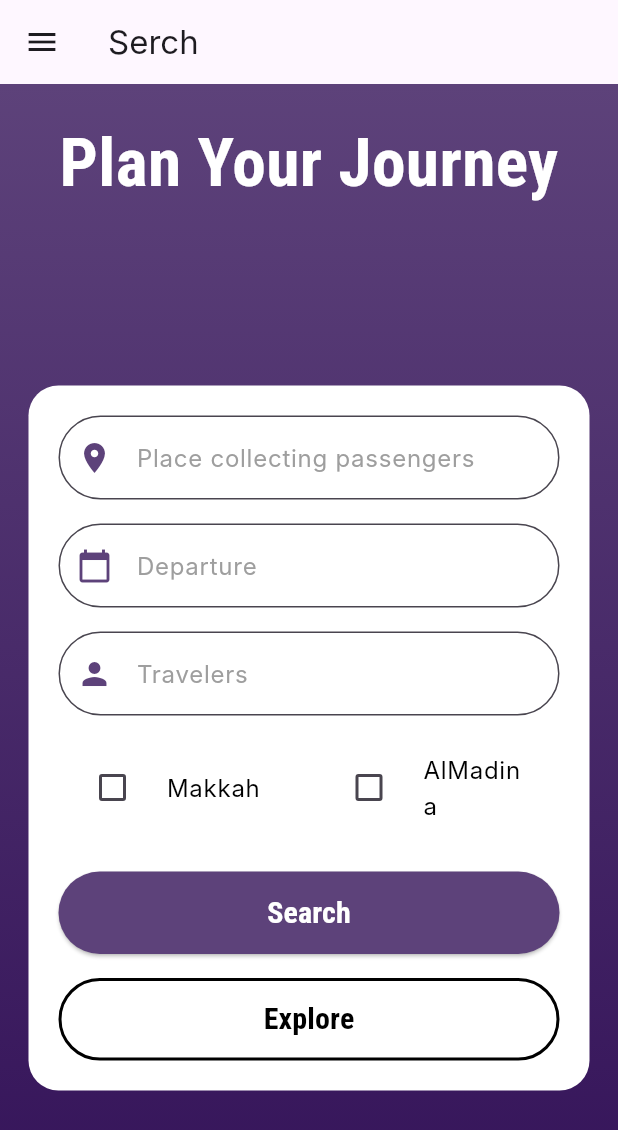
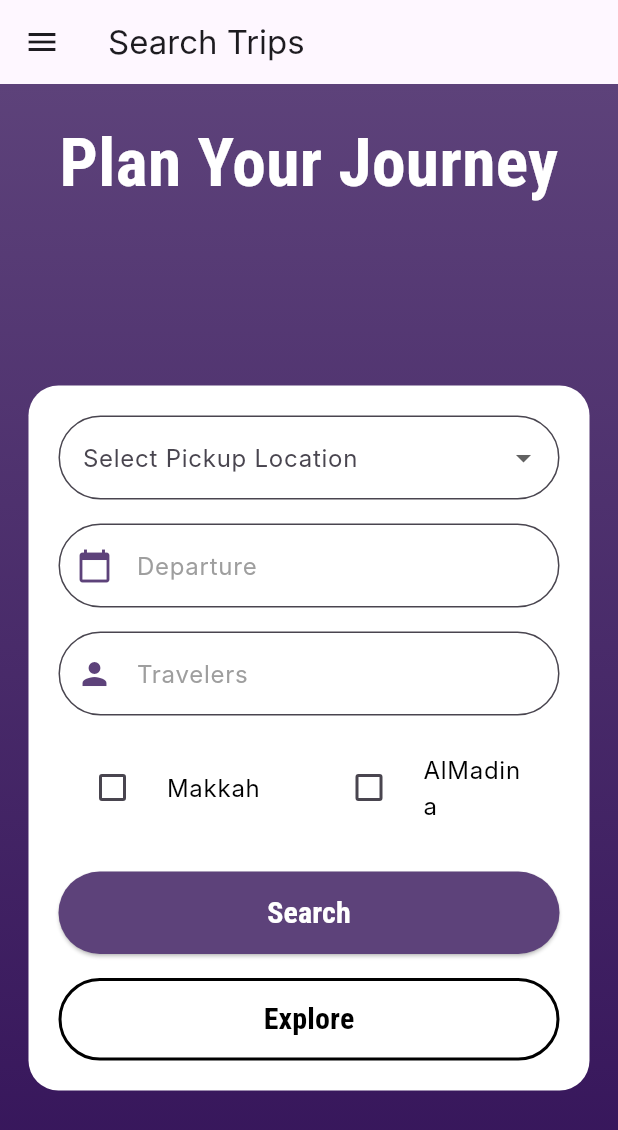
Before and after one commit to RG7on/rihla, a Flutter app: the HomeScreen screen opened by its route, on a phone screen of 412 x 824 dp. Shown: the top 1130 px of the screen. Run offline on Flutter 3.47's test engine with Material 3 defaults, Android fonts, the phone set to English and light mode, and no system bars; our stand-ins replace cloud_firestore, file_picker, firebase_auth, firebase_core, font_awesome_flutter, google_fonts; accounts and stored records are empty; Roboto replaces fonts that are missing (Inter).

```diff
--- a/lib/drawer_widget.dart
+++ b/lib/drawer_widget.dart
@@ -13,7 +13,7 @@ class AppDrawer extends StatelessWidget {
       child: ListView(
         padding: EdgeInsets.zero,
         children: <Widget>[
-          DrawerHeader(
+          const DrawerHeader(
             decoration: BoxDecoration(
               color: Colors.purple,
             ),
@@ -27,7 +27,7 @@ class AppDrawer extends StatelessWidget {
           ),
           ListTile(
             leading: Icon(Icons.search),
-            title: Text('Home'),
+            title: Text('Search'),
             onTap: () {
               Navigator.pushReplacement(context,
                   MaterialPageRoute(builder: (context) => HomeScreen()));
--- a/lib/home_screen.dart
+++ b/lib/home_screen.dart
@@ -14,13 +14,70 @@ class HomeScreen extends StatefulWidget {
 }
 
 class _HomeScreenState extends State<HomeScreen> {
-  TextEditingController locationController = TextEditingController();
   TextEditingController travelersController = TextEditingController();
   TextEditingController dateController = TextEditingController();
+  String? selectedLocation; // Added for dropdown
 
   bool visitMakkah = false;
   bool visitMadina = false;
   DateTime? departureDate;
+
+  // List of locations for the dropdown
+  final List<String> locations = [
+    "Ibri",
+    "Yanqul",
+    "Dhank",
+    "Sohar",
+    "Shinas",
+    "Liwa",
+    "Saham",
+    "Al Khaburah",
+    "As Suwayq",
+    "Rustaq",
+    "Al Awabi",
+    "Nakhal",
+    "Wadi Al Maawil",
+    "Barka",
+    "Al Musanaah",
+    "Al Buraimi",
+    "Mahdah",
+    "Al Sinaina",
+    "Haima",
+    "Mahout",
+    "Duqm",
+    "Al Jazir",
+    "Ibra",
+    "Al Mudaybi",
+    "Bidiya",
+    "Al Qabil",
+    "Wadi Bani Khalid",
+    "Dima Wa Al-Taien",
+    "Sur",
+    "Al Kamil Wal Wafi",
+    "Jalan Bani Bu Hassan",
+    "Jalan Bani Bu Ali",
+    "Masirah",
+    "Salalah",
+    "Taqah",
+    "Mirbat",
+    "Rakhyut",
+    "Thumrait",
+    "Shalim and the Hallaniyat Islands",
+    "Al Mazyona",
+    "Dhalkut",
+    "Al Muqshin",
+    "Sadah",
+    "Khasab",
+    "Bukha",
+    "Daba Al Bayah",
+    "Madha",
+    "Muscat",
+    "Muttrah",
+    "Baushar",
+    "As Seeb",
+    "Al Amrat",
+    "Qurayyat"
+  ];
 
   Future<void> _selectDate(BuildContext context) async {
     final DateTime? picked = await showDatePicker(
@@ -37,7 +94,7 @@ class _HomeScreenState extends State<HomeScreen> {
   }
 
   void _searchTrips() async {
-    if (locationController.text.isEmpty ||
+    if (selectedLocation == null ||
         dateController.text.isEmpty ||
         travelersController.text.isEmpty) {
       _showDialog('Error', 'Please fill in all fields to continue.');
@@ -51,6 +108,7 @@ class _HomeScreenState extends State<HomeScreen> {
     try {
       final QuerySnapshot querySnapshot = await FirebaseFirestore.instance
           .collection('Trips')
+          .where('pickupLocations', arrayContains: selectedLocation)
           .where('placesOfVisit', arrayContainsAny: destinations.split(' '))
           .where('departureDate', isGreaterThanOrEqualTo: departureDate)
           .where('seatsAvailable',
@@ -58,7 +116,6 @@ class _HomeScreenState extends State<HomeScreen> {
           .get();
 
       if (querySnapshot.docs.isNotEmpty) {
-        // Navigate to the TripDetailsPage with the first matching trip
         Navigator.push(
           context,
           MaterialPageRoute(
@@ -82,7 +139,6 @@ class _HomeScreenState extends State<HomeScreen> {
           await FirebaseFirestore.instance.collection('Trips').get();
 
       if (querySnapshot.docs.isNotEmpty) {
-        // Navigate to a new screen that displays all the available trips
         Navigator.push(
           context,
           MaterialPageRoute(
@@ -109,9 +165,7 @@ class _HomeScreenState extends State<HomeScreen> {
           actions: <Widget>[
             TextButton(
               child: Text('OK'),
-              onPressed: () {
-                Navigator.of(context).pop();
-              },
+              onPressed: () => Navigator.of(context).pop(),
             ),
           ],
         );
@@ -123,16 +177,13 @@ class _HomeScreenState extends State<HomeScreen> {
   Widget build(BuildContext context) {
     return Scaffold(
       appBar: AppBar(
-        title: const Text("Serch"),
+        title: const Text("Search Trips"),
       ),
       drawer: const AppDrawer(),
       body: Container(
         decoration: BoxDecoration(
           gradient: LinearGradient(
-            colors: [
-              Color(0xFF5D427A),
-              Color(0xFF341359),
-            ],
+            colors: [Color(0xFF5D427A), Color(0xFF341359)],
             begin: Alignment.topCenter,
             end: Alignment.bottomCenter,
           ),
@@ -165,10 +216,29 @@ class _HomeScreenState extends State<HomeScreen> {
                       child: SingleChildScrollView(
                         child: Column(
                           children: [
-                            _buildTextField(
-                                locationController,
-                                'Place collecting passengers',
-                                Icons.location_on),
+                            DropdownButtonFormField<String>(
+                              value: selectedLocation,
+                              onChanged: (newValue) {
+                                setState(() {
+                                  selectedLocation = newValue;
+                                });
+                              },
+                              decoration: InputDecoration(
+                                labelText: 'Select Pickup Location',
+                                filled: true,
+                                fillColor: Colors.white,
+                                border: OutlineInputBorder(
+                                  borderRadius: BorderRadius.circular(30),
+                                  borderSide: BorderSide(color: Colors.black54),
+                                ),
+                              ),
+                              items: locations.map((location) {
+                                return DropdownMenuItem(
+                                  child: Text(location),
+                                  value: location,
+                                );
+                              }).toList(),
+                            ),
                             SizedBox(height: 16),
                             _buildDateField(),
                             SizedBox(height: 16),
@@ -222,9 +292,7 @@ class _HomeScreenState extends State<HomeScreen> {
                             ),
                             SizedBox(height: 16),
                             OutlinedButton(
-                              onPressed: () {
-                                _exploreTrips();
-                              }, // Define what happens when 'Explore' is tapped
+                              onPressed: _exploreTrips,
                               child: Text(
                                 'Explore',
                                 style: GoogleFonts.robotoCondensed(
@@ -306,46 +374,4 @@ class _HomeScreenState extends State<HomeScreen> {
       ),
     );
   }
-
-  Widget _buildSearchButton() {
-    return ElevatedButton(
-      onPressed: () {},
-      child: Text(
-        'Search',
-        style: GoogleFonts.robotoCondensed(
-          fontSize: 20,
-          color: Colors.white,
-          fontWeight: FontWeight.bold,
-        ),
-      ),
-      style: ElevatedButton.styleFrom(
-        backgroundColor: Color(0xFF5D427A),
-        minimumSize: Size(double.infinity, 55),
-        shape: RoundedRectangleBorder(
-          borderRadius: BorderRadius.circular(30),
-        ),
-      ),
-    );
-  }
-
-  Widget _buildExploreButton() {
-    return OutlinedButton(
-      onPressed: () {}, // Define what happens when 'Explore' is tapped
-      child: Text(
-        'Explore',
-        style: GoogleFonts.robotoCondensed(
-          fontSize: 20,
-          color: Colors.black,
-          fontWeight: FontWeight.bold,
-        ),
-      ),
-      style: OutlinedButton.styleFrom(
-        side: BorderSide(color: Colors.black, width: 2),
-        minimumSize: Size(double.infinity, 55),
-        shape: RoundedRectangleBorder(
-          borderRadius: BorderRadius.circular(30),
-        ),
-      ),
-    );
-  }
 }
```
Also changed, not shown: lib/reservation _screen.dart (+86 -1 lines), lib/reservation_detals_screen.dart (added).
